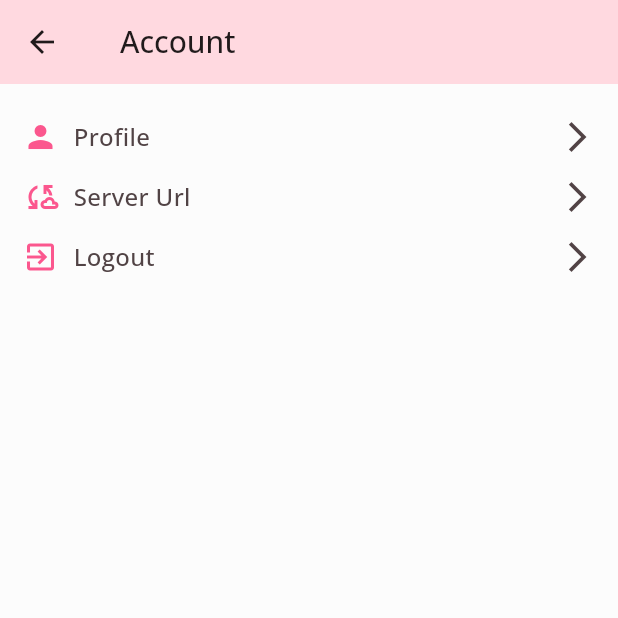
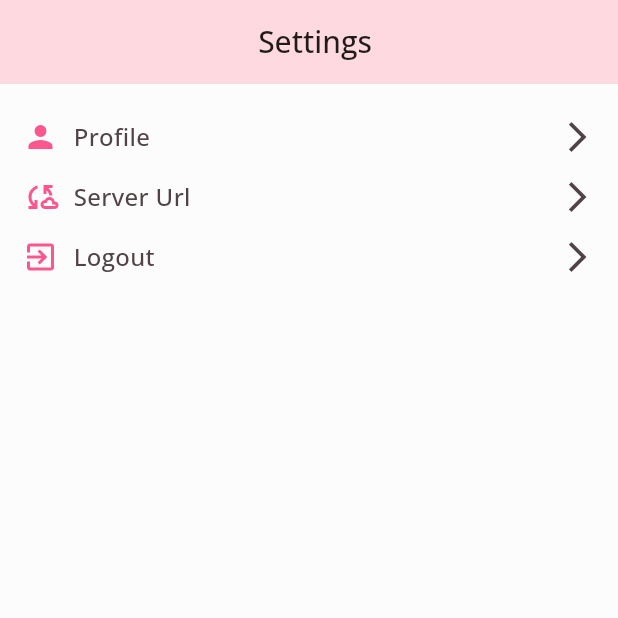
Before and after one commit to laevad/wtp_app_flutter, a Flutter app: the SettingsScreen screen opened directly, on a phone screen of 412 x 824 dp, the top half of it. Run offline on Flutter 3.47's test engine with Material 2 defaults, Android fonts, the phone set to English and light mode, and no system bars; our stand-ins replace animated_splash_screen, cached_network_image, dotted_line, flutter_clean_architecture, flutter_easyloading, flutter_secure_storage and 10 more; missing offline and left inert: flutter_polyline_points; accounts and stored records are empty; network calls fail; statements that could not run were skipped.

```diff
--- a/lib/app/screens/navigate/navigate_controller.dart
+++ b/lib/app/screens/navigate/navigate_controller.dart
@@ -10,7 +10,6 @@ import 'package:permission_handler/permission_handler.dart';
 import 'package:wtp_app/app/screens/navigate/navigate_presenter.dart';
 
 import '../bottom_nav/bottom_nav_view.dart';
-import '../trip/trip_view.dart';
 
 class NavigateController extends Controller {
   static int num = 1;
--- a/lib/app/screens/settings/settings_screen.dart
+++ b/lib/app/screens/settings/settings_screen.dart
@@ -28,14 +28,17 @@ class ProfileScreenState extends ViewState<SettingsScreen, SettingsController> {
       child: Scaffold(
         key: globalKey,
         appBar: AppBar(
+          automaticallyImplyLeading: false,
+          centerTitle: true,
           backgroundColor: Constant.lightColorScheme.primaryContainer,
           title: Row(
+            mainAxisAlignment: MainAxisAlignment.center,
             children: const [
               SizedBox(
                 width: 8,
               ),
               Text(
-                'Account',
+                'Settings',
                 style: TextStyle(
                   fontSize: 20,
                   fontWeight: FontWeight.w500,
```
Also changed, not shown: lib/app/screens/incentives/incentives_view.dart (+5 -9 lines).
